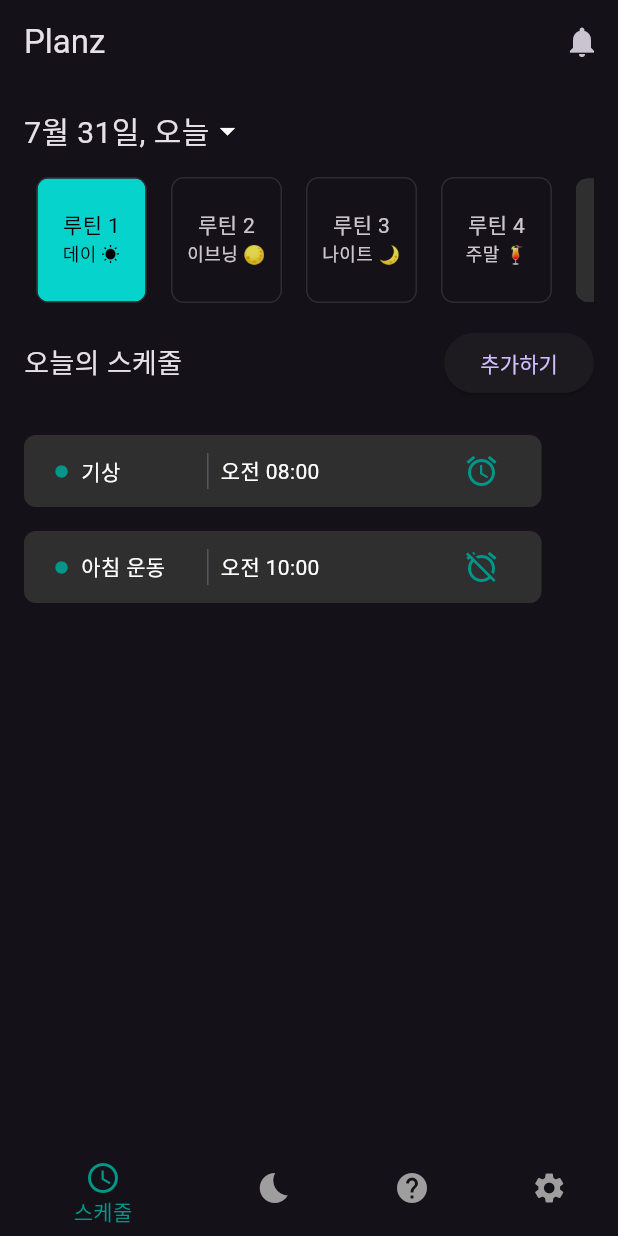
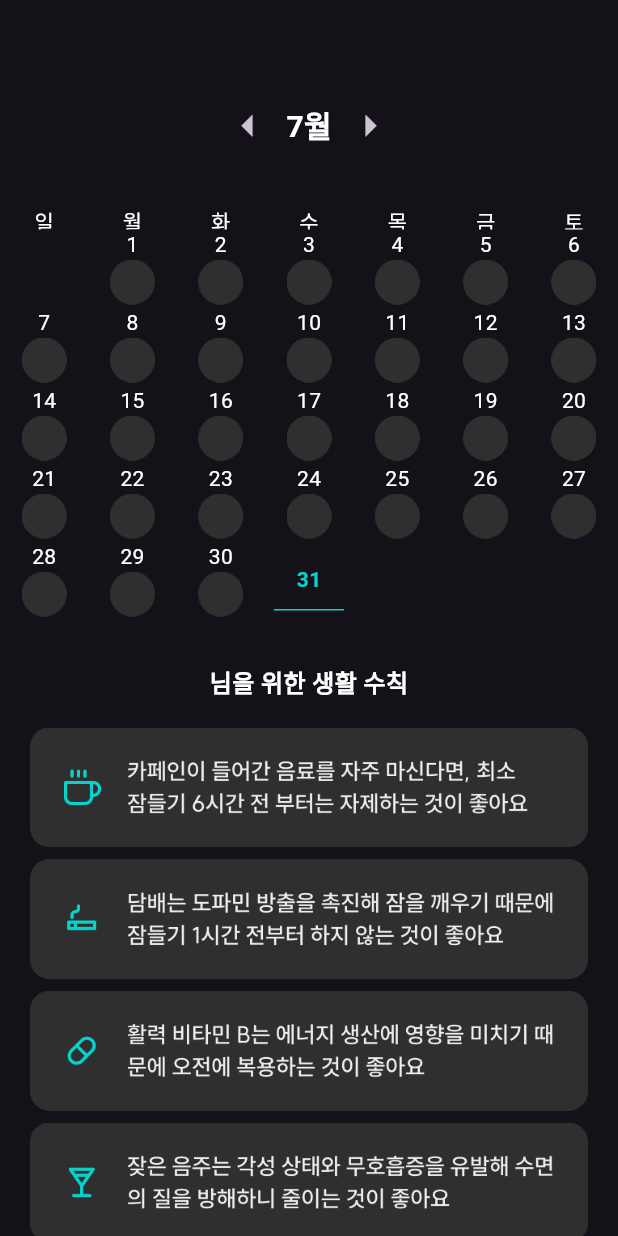
Before and after one commit to Like-lion-Planz/Planz-Front-End, a Flutter app: the screen it shows after launch, on a phone screen of 412 x 824 dp. Run offline on Flutter 3.47's test engine with Material 3 defaults, Android fonts, the phone set to English and light mode, and no system bars; drawn by our look-alikes of table_calendar; our stand-ins replace carousel_slider, flutter_time_picker_spinner.

Commit message:
수면기록 ui

```diff
--- a/lib/main.dart
+++ b/lib/main.dart
@@ -4,6 +4,8 @@ import 'package:flutter/material.dart';
 import 'package:intl/intl.dart';
 import 'package:planz/screen/home/schedule.dart';
 import 'package:intl/date_symbol_data_local.dart';
+import 'package:planz/screen/prac.dart';
+import 'package:planz/widget/routinecreate.dart';
 
 void main() async{
   await initializeDateFormatting();
@@ -16,7 +18,8 @@ class MyApp extends StatelessWidget {
   Widget build(BuildContext context) {
     return MaterialApp(
       theme: ThemeData.dark(),
-      home: SchedulePage(),
+      home: Example(),
+      // home: SchedulePage(),
     );
   }
 }
--- /dev/null
+++ b/lib/screen/prac.dart
@@ -0,0 +1,370 @@
+import 'package:flutter/cupertino.dart';
+import 'package:flutter/material.dart';
+import 'package:intl/intl.dart';
+import 'package:planz/const/color.dart';
+import 'package:planz/widget/routinecreate.dart';
+import 'package:table_calendar/table_calendar.dart';
+
+class Example extends StatefulWidget {
+  const Example({super.key});
+
+  @override
+  State<Example> createState() => _ExampleState();
+}
+
+class Feeling {
+  final String id;
+  final String imagePath;
+  final String label;
+
+  Feeling({required this.id, required this.imagePath, required this.label});
+}
+
+class _ExampleState extends State<Example> {
+  DateTime _focusedDay = DateTime.now();
+  List<DateTime> _selectedDates = [];
+
+  final List<Feeling> feelings = [
+    Feeling(id: 'lively', imagePath: 'assets/images/feeling/lively.png', label: '활기차요'),
+    Feeling(id: 'refreshing', imagePath: 'assets/images/feeling/refreshing.png', label: '상쾌해요'),
+    Feeling(id: 'easy', imagePath: 'assets/images/feeling/easy.png', label: '무난해요'),
+    Feeling(id: 'tired', imagePath: 'assets/images/feeling/tired.png', label: '피곤해요'),
+    Feeling(id: 'annoying', imagePath: 'assets/images/feeling/annoying.png', label: '짜증나요'),
+  ];
+
+  void _onLeftArrowPressed() {
+    setState(() {
+      _focusedDay = DateTime(_focusedDay.year, _focusedDay.month - 1);
+    });
+  }
+
+  void _onRightArrowPressed() {
+    setState(() {
+      _focusedDay = DateTime(_focusedDay.year, _focusedDay.month + 1);
+    });
+  }
+
+  Future<void> _showPastdayForm(BuildContext context) async {
+    String weekdayString = DateFormat.EEEE('ko_KR').format(_focusedDay);
+
+    //임시 기분
+    Feeling todayFeeling = feelings.firstWhere((feeling) => feeling.id == 'lively');
+
+    await showModalBottomSheet(
+        backgroundColor: schedulelist,
+        context: context,
+        builder: (BuildContext context) {
+          return Padding(
+            padding: const EdgeInsets.symmetric(horizontal: 20.0),
+            child: Column(
+              mainAxisSize: MainAxisSize.min,
+              crossAxisAlignment: CrossAxisAlignment.stretch,
+              children: [
+                SizedBox(height: 24,),
+                Row(
+                  mainAxisAlignment: MainAxisAlignment.spaceBetween,
+                  children: [
+                    Text('${_focusedDay.month}월 ${_focusedDay.day}일 ${weekdayString}', style: TextStyle(color: Colors.white, fontSize: 20, fontWeight: FontWeight.bold)),
+                    IconButton(onPressed: () {
+                      Navigator.pop(context);
+                    }, icon: Icon(Icons.close, color: Colors.white, size: 30,)),
+                  ],
+                ),
+                SizedBox(height: 24,),
+
+                Row(
+                    mainAxisAlignment: MainAxisAlignment.spaceAround,
+                  children: [
+                    Column(
+                      children: [
+                        Text('기상 후 기분', style: TextStyle(color: Colors.white, fontSize: 14, fontWeight: FontWeight.bold),),
+                        SizedBox(height: 26,),
+                        Row(
+                          children: [
+                            Image.asset(todayFeeling.imagePath, width: 36, height: 36,),
+                            SizedBox(width: 12,),
+                            Container(
+                              width: 80,
+                              height: 36,
+                              alignment: Alignment.center,
+                              decoration: BoxDecoration(
+                                borderRadius: BorderRadius.circular(24),
+                                color: primaryColor,
+                              ),
+                              child:Text(todayFeeling.label,
+                                style: TextStyle(
+                                  color: Colors.black,
+                                  fontSize: 14,
+                                  fontWeight: FontWeight.bold,
+
+                                ),
+                              ),
+                            )
+                          ],
+                        )
+
+                      ],
+                    ),
+                    Container(
+                      height: 74,
+                      decoration: BoxDecoration(
+                        border: Border.all(
+                          color: Colors.grey,
+                        )
+                      ),
+
+                    ),
+                    Column(
+                      children: [
+                        Text('총 수면 시간', style: TextStyle(color: Colors.white, fontSize: 14, fontWeight: FontWeight.bold),),
+                        SizedBox(height: 26,),
+                        Container(
+                          width: 80,
+                          height: 36,
+                          alignment: Alignment.center,
+                          decoration: BoxDecoration(
+                            borderRadius: BorderRadius.circular(24),
+                            color: primaryColor,
+                          ),
+                          child:Text('8시간',
+                            style: TextStyle(
+                              color: Colors.black,
+                              fontSize: 14,
+                              fontWeight: FontWeight.bold,
+
+                            ),
+                          ),
+                        )
+                      ],
+                    ),
+
+                  ]
+
+                ),
+
+
+                SizedBox(height: 60,),
+              ],
+            ),
+          );
+        }
+    );
+  }
+
+  Future<void> _showTodayForm(BuildContext context) async {
+    String weekdayString = DateFormat.EEEE('ko_KR').format(_focusedDay);
+
+    await showModalBottomSheet(
+      backgroundColor: schedulelist,
+      context: context,
+      isScrollControlled: true,
+      builder: (BuildContext context) {
+        return Padding(
+          padding: const EdgeInsets.symmetric(horizontal: 20.0),
+          child: Column(
+            mainAxisSize: MainAxisSize.min,
+            crossAxisAlignment: CrossAxisAlignment.stretch, // Add this line to make the bottom sheet fit its content
+            children: [
+              SizedBox(height: 24,),
+              Row(
+                mainAxisAlignment: MainAxisAlignment.spaceBetween,
+                children: [
+                  Text('${_focusedDay.month}월 ${_focusedDay.day}일 ${weekdayString}', style: TextStyle(color: Colors.white, fontSize: 20, fontWeight: FontWeight.bold)),
+                  IconButton(onPressed: () {
+                    Navigator.pop(context);
+                  }, icon: Icon(Icons.close, color: Colors.white, size: 30,)),
+                ],
+              ),
+              SizedBox(height: 12,),
+              Text('오늘 아침 기분은 어떠신가요?',
+                style: TextStyle(color: Colors.white, fontSize: 14, fontWeight: FontWeight.bold),),
+              SizedBox(height: 18,),
+              ...feelings.map((feeling) =>
+                Column(
+                  children: [
+                    ElevatedButton(onPressed: (){},
+                      child: Padding(
+                        padding: const EdgeInsets.only(left: 16.0),
+                        child: Row(
+                        children: [
+                          Image.asset(feeling.imagePath, width: 24, height: 30,),
+                          SizedBox(width: 16,),
+                          Text(feeling.label, style: TextStyle(color: Colors.white, fontSize: 16),),
+                        ],
+                        ),
+                      ),
+                      style: ElevatedButton.styleFrom(
+                          backgroundColor: Color(0xff2F2F30),
+                          padding: EdgeInsets.symmetric(vertical: 15),
+                          shape: RoundedRectangleBorder(
+                            borderRadius: BorderRadius.circular(12),
+                          ),
+                          side: BorderSide(
+                            color: buttonColor,
+                            width: 1,
+                          )
+                      ),),
+                    SizedBox(height: 8,),
+                  ],
+
+                )
+              ),
+              SizedBox(height: 16,),
+              Text('오늘 하루 총 몇 시간 수면 했나요?',
+                  style: TextStyle(color: Colors.white, fontSize: 14, fontWeight: FontWeight.bold)),
+              //Timer
+              SizedBox(height: 158,),
+              ElevatedButton(
+                onPressed: () {
+
+                },
+                style: ElevatedButton.styleFrom(
+                  foregroundColor : primaryColor,
+                  backgroundColor: buttonColor,
+                  padding: EdgeInsets.symmetric(vertical: 15),
+                  shape: RoundedRectangleBorder(
+                    borderRadius: BorderRadius.circular(8),
+                  ),
+                ),
+                child: Text('저장', style: TextStyle(
+                  color: backgroundColor,
+                  fontSize: 18,
+                  fontWeight: FontWeight.bold,
+                ),),
+              ),
+              SizedBox(height: 28),
+            ],
+          ),
+        );
+      },
+    );
+  }
+
+  @override
+  Widget build(BuildContext context) {
+    //임시 기분
+    Feeling todayFeeling = feelings.firstWhere((feeling) => feeling.id == 'lively');
+    return Scaffold(
+      body: Column(
+        children: [
+          SizedBox(height: 50,),
+          Container(
+            child: TableCalendar(
+
+              locale: 'ko_KR',
+              firstDay: DateTime.utc(2020, 1, 1),
+              lastDay: DateTime.utc(2030, 12, 31),
+              focusedDay: _focusedDay,
+              // selectedDayPredicate: (day) {
+              //   return _selectedDates.any((selectedDay) => isSameDay(selectedDay, day));
+              // },
+              onDaySelected: (selectedDay, focusedDay) {
+                setState(() {
+                  _focusedDay = focusedDay;
+                  // if (_selectedDates.contains(selectedDay)) {
+                  //   _selectedDates.remove(selectedDay);
+                  // } else {
+                  //   _selectedDates.add(selectedDay);
+                  // }
+                });
+
+                if (isSameDay(selectedDay, DateTime.now())){
+                  _showTodayForm(context);
+                }else{
+                  _showPastdayForm(context);
+                }
+
+              },
+              headerStyle: HeaderStyle(
+                formatButtonVisible: false,
+                titleCentered: true,
+                leftChevronVisible: false,
+                rightChevronVisible: false,
+              ),
+              calendarBuilders: CalendarBuilders(
+                headerTitleBuilder: (context, day) {
+                  return Column(
+                    children: [
+                      Row(
+                        mainAxisAlignment: MainAxisAlignment.center,
+                        children: [
+                          IconButton(
+                            icon: Icon(Icons.arrow_left, size: 35,),
+                            onPressed: _onLeftArrowPressed,
+                          ),
+                          Text(
+                            '${day.month}월',
+                            style: TextStyle(fontSize: 20, color: Colors.white, fontWeight: FontWeight.bold),
+                          ),
+                          IconButton(
+                            icon: Icon(Icons.arrow_right, size: 35,),
+                            onPressed: _onRightArrowPressed,
+                          ),
+                        ],
+                      ),
+                      SizedBox(height: 20,),
+                    ],
+                  );
+                },
+                defaultBuilder: (context, day, _focusedDay){
+                  return Column(
+                    children: [
+                      Text(day.day.toString(), style: TextStyle(color: Colors.white),),
+                      Image.asset('assets/images/feeling/default.png', width: 30, height: 30,),
+
+                    ],
+                  );
+                }
+              ),
+
+              daysOfWeekStyle: DaysOfWeekStyle(
+                weekdayStyle: TextStyle(color: Colors.white),
+                weekendStyle: TextStyle(color: Colors.white),
+              ),
+              calendarStyle: CalendarStyle(
+                isTodayHighlighted: true,
+                selectedTextStyle: TextStyle(color: Colors.white),
+                todayDecoration: BoxDecoration(
+                  border: Border(
+                    bottom: BorderSide(
+                      color: primaryColor, // Underline color
+                      width: 1.0,  // Underline width
+                    ),
+                  ),
+                ),
+                todayTextStyle: TextStyle(
+                  color: primaryColor,  // Text color for today
+                  fontWeight: FontWeight.bold,
+                ),
+                defaultTextStyle: TextStyle(color: Colors.white),
+                weekendTextStyle: TextStyle(color: Colors.white),
+                outsideDaysVisible: false,
+              ),
+            ),
+          ),
+          SizedBox(height: 30,),
+          Container(
+            child: Padding(
+              padding: const EdgeInsets.symmetric(horizontal: 20.0),
+              child: Column(
+                children: [
+                  Text('님을 위한 생활 수칙',
+                    style: TextStyle(fontSize: 16, color: Colors.white, fontWeight: FontWeight.bold),),
+                  SizedBox(height: 18,),
+                  Image.asset('assets/images/rule/caffeRule.png'),
+                  SizedBox(height: 8,),
+                  Image.asset('assets/images/rule/smokeRule.png'),
+                  SizedBox(height: 8,),
+                  Image.asset('assets/images/rule/vitaminRule.png'),
+                  SizedBox(height: 8,),
+                  Image.asset('assets/images/rule/drinkRule.png'),
+                  SizedBox(height: 8,),
+                ],
+              ),
+            ),
+          )
+        ],
+      ),
+    );
+  }
+}
--- a/pubspec.yaml
+++ b/pubspec.yaml
@@ -74,6 +74,8 @@ flutter:
   # To add assets to your application, add an assets section, like this:
     - asset/img/button/
     - asset/img/icon/
+    - assets/images/feeling/
+    - assets/images/rule/
 
 
   # An image asset can refer to one or more resolution-specific "variants", see
```
Also changed, not shown: assets/images/feeling/annoying.png (added), assets/images/feeling/default.png (added), assets/images/feeling/easy.png (added), assets/images/feeling/lively.png (added), assets/images/feeling/refreshing.png (added), assets/images/feeling/tired.png (added), assets/images/rule/caffeRule.png (added), assets/images/rule/drinkRule.png (added), assets/images/rule/smokeRule.png (added), assets/images/rule/vitaminRule.png (added), pubspec.lock.
